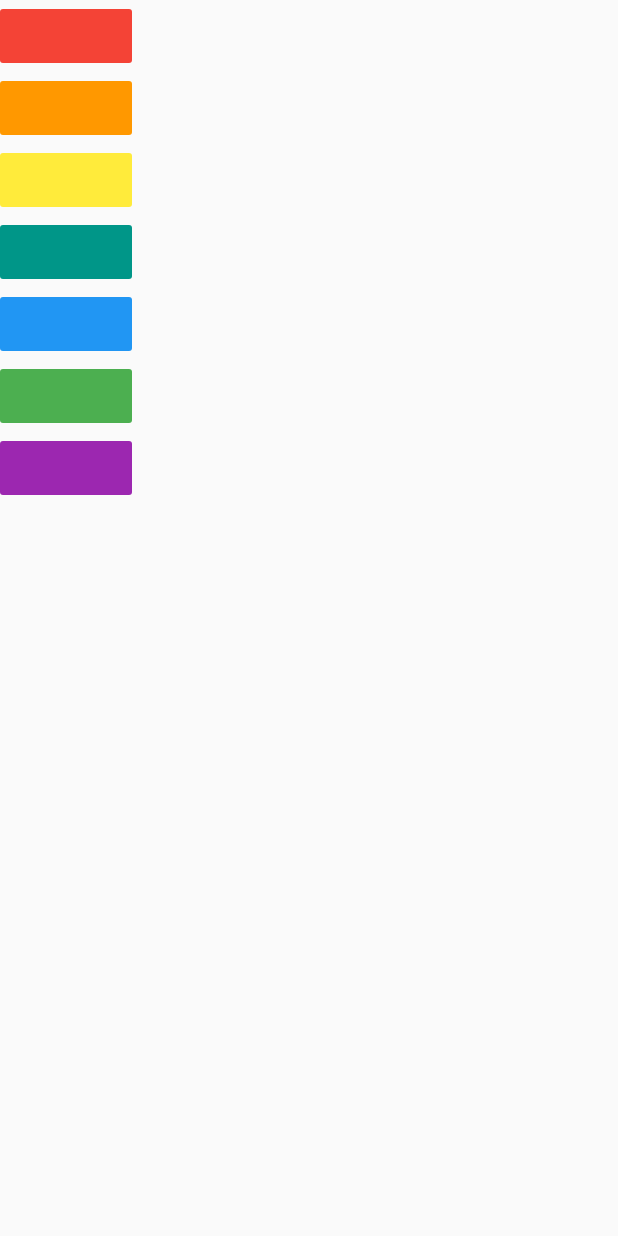
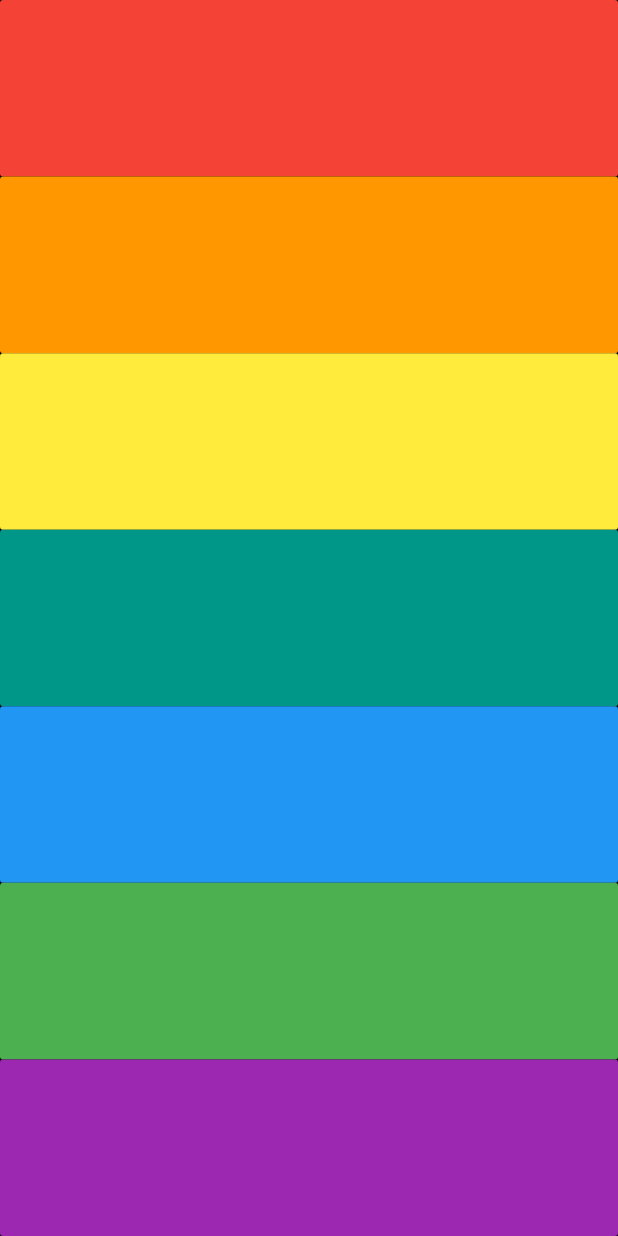
Before and after one commit to im-adarsh/flutter_xylophone, a Flutter app: the screen it shows after launch, on a phone screen of 412 x 824 dp. Run offline on Flutter 3.47's test engine with Material 2 defaults, Android fonts, the phone set to English and light mode, and no system bars; our stand-ins replace audioplayers.

Commit message:
adding all 7 buttons

```diff
--- a/lib/screens/home_screen.dart
+++ b/lib/screens/home_screen.dart
@@ -10,8 +10,10 @@ class HomeScreen extends StatelessWidget {
   Widget build(BuildContext context) {
     return     MaterialApp(
       home: Scaffold(
+        backgroundColor: Colors.black,
         body: SafeArea(
           child: Column(
+            crossAxisAlignment: CrossAxisAlignment.stretch,
             mainAxisAlignment: MainAxisAlignment.start,
             children: <Widget>[
                XylophoneKey(audioAssetsPath: "note1.wav", bgColor: Colors.red,),
--- a/lib/widgets/xylophone_key.dart
+++ b/lib/widgets/xylophone_key.dart
@@ -17,7 +17,8 @@ class XylophoneKey extends StatelessWidget {
   final String text;
   @override
   Widget build(BuildContext context) {
-    return FlatButton(
+    return Expanded(
+      child: FlatButton(
         color: bgColor,
         textColor: textColor,
         onPressed: (){
@@ -25,6 +26,7 @@ class XylophoneKey extends StatelessWidget {
           player.play(audioAssetsPath);
         },
         child: Text(text),
+      ),
     );
   }
 }
```
Lines whose indentation alone changed are shown as unchanged.
